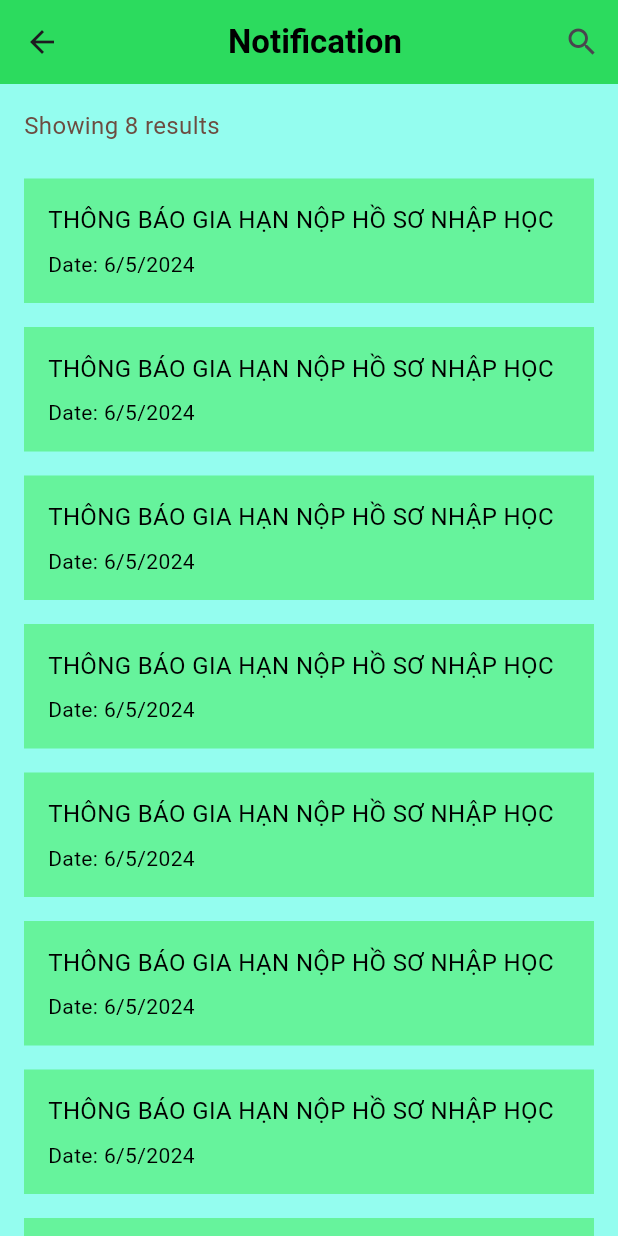
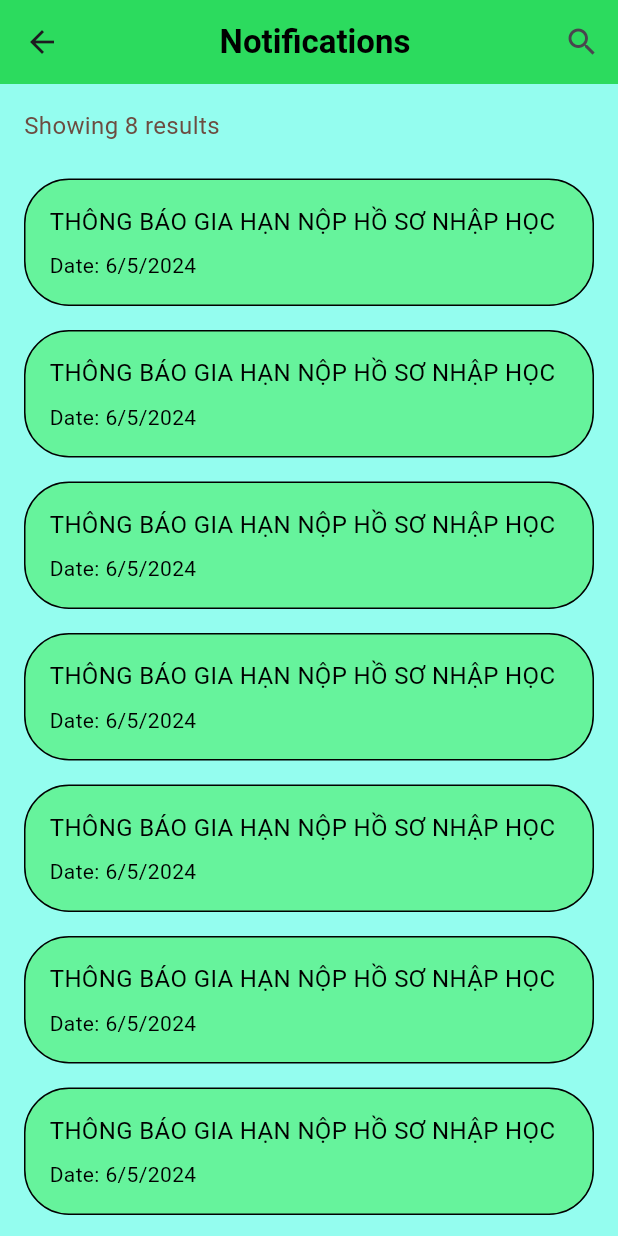
Before and after one commit to vinhju120402/FE-Mobile-Capstone, a Flutter app: the NotificationScreen screen opened directly, on a phone screen of 412 x 824 dp. Run offline on Flutter 3.47's test engine with Material 3 defaults, Android fonts, the phone set to English and light mode, and no system bars; our stand-ins replace image_picker, smooth_page_indicator, sn_progress_dialog.

Commit message:
fix UI rule and nofinication

```diff
--- a/lib/screens/notifications.dart
+++ b/lib/screens/notifications.dart
@@ -27,7 +27,7 @@ class NotificationScreen extends StatelessWidget {
         ),
         title: Center(
           child: Text(
-            'Notification',
+            'Notifications',
             style: TextStyle(
               color: Colors.black,
               fontWeight: FontWeight.bold,
@@ -65,7 +65,11 @@ class NotificationScreen extends StatelessWidget {
                   padding:
                       EdgeInsets.symmetric(horizontal: 16.0, vertical: 8.0),
                   child: Container(
-                    color: Color.fromARGB(188, 85, 239, 126),
+                    decoration: BoxDecoration(
+                      color: Color.fromARGB(188, 85, 239, 126),
+                      borderRadius: BorderRadius.circular(30.0),
+                      border: Border.all(color: Colors.black, width: 1.0),
+                    ),
                     padding: EdgeInsets.all(16.0),
                     child: Column(
                       crossAxisAlignment: CrossAxisAlignment.start,
--- a/lib/screens/rule.dart
+++ b/lib/screens/rule.dart
@@ -65,7 +65,11 @@ class RuleScreen extends StatelessWidget {
                   padding:
                       EdgeInsets.symmetric(horizontal: 16.0, vertical: 8.0),
                   child: Container(
-                    color: Color.fromARGB(188, 85, 239, 126),
+                    decoration: BoxDecoration(
+                      color: Color.fromARGB(188, 85, 239, 126),
+                      borderRadius: BorderRadius.circular(30.0),
+                      border: Border.all(color: Colors.black, width: 1.0),
+                    ),
                     padding: EdgeInsets.all(16.0),
                     child: Column(
                       crossAxisAlignment: CrossAxisAlignment.start,
```
